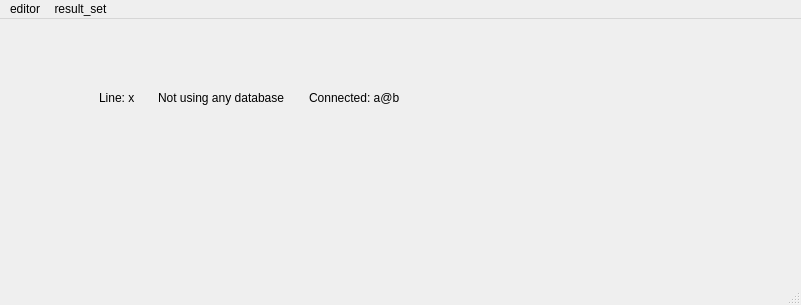
nshiell/database-dossier, file database_dossier/ui/extra.ui: the form before one commit.
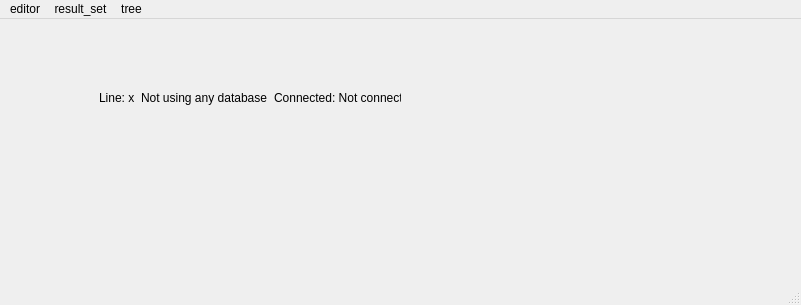
The form after the commit. Icons and pictures are not drawn.

Commit message: UI menu items and subclass dialogs

```diff
--- a/database_dossier/ui/extra.ui
+++ b/database_dossier/ui/extra.ui
@@ -75,7 +75,7 @@
        <item>
         <widget class="QLabel" name="connection_indicator">
          <property name="text">
-          <string>Connected: a@b</string>
+          <string>Connected: Not connected</string>
          </property>
         </widget>
        </item>
@@ -115,8 +115,17 @@
     </property>
     <addaction name="action_copy_cell_result_set"/>
    </widget>
+   <widget class="QMenu" name="tree_database">
+    <property name="title">
+     <string>tree</string>
+    </property>
+    <addaction name="action_copy_item_name_tree"/>
+    <addaction name="action_refresh_tree"/>
+    <addaction name="actionRemove_Connection"/>
+   </widget>
    <addaction name="editor"/>
    <addaction name="action_result_set"/>
+   <addaction name="tree_database"/>
   </widget>
   <widget class="QStatusBar" name="statusbar"/>
   <action name="actionUndo">
```
Left out of the diff: 29 changed lines with no effect on the pictures. The commit also changes 2 other files.
